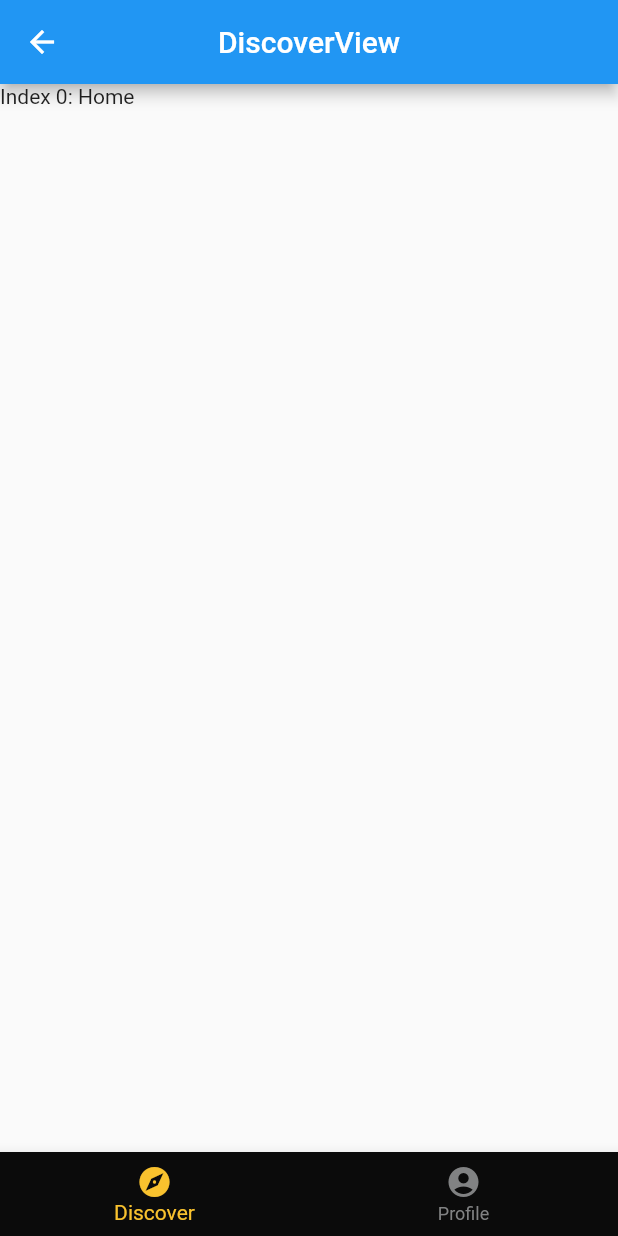
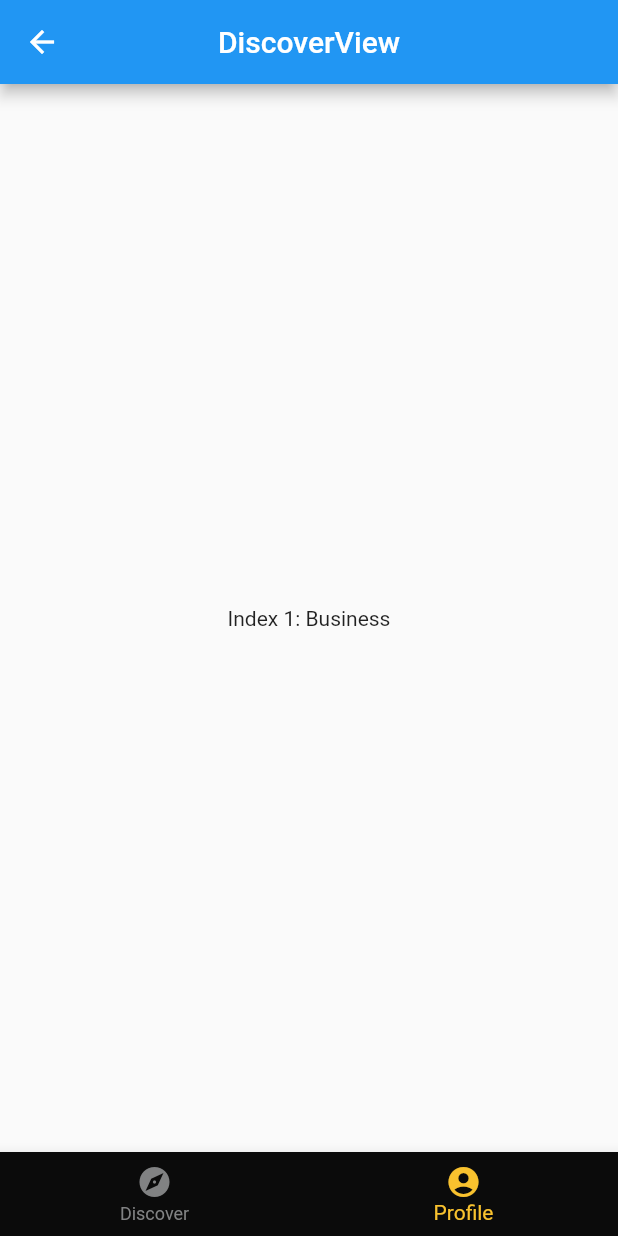
Before and after one commit to hebaea/OpenMovie, a Flutter app: the DiscoverView screen opened by its route, on a phone screen of 412 x 824 dp. Run offline on Flutter 3.47's test engine with Material 2 defaults, Android fonts, the phone set to English and light mode, and no system bars; our stand-ins replace get.

Commit message:
mob next [ci-skip] [ci skip] [skip ci]
lastFile:lib/app/modules/discover/views/discover_view.dart

```diff
--- a/lib/app/modules/discover/controllers/discover_controller.dart
+++ b/lib/app/modules/discover/controllers/discover_controller.dart
@@ -3,9 +3,10 @@ import 'package:get/get.dart';
 class DiscoverController extends GetxController {
   //TODO: Implement DiscoverController
 
-  var selectedIndex = 0.obs;
+  var selectedIndex = 1.obs;
 
   void onItemTapped(int index) {
+    print('index = ' + index.toString());
     selectedIndex.value = index;
   }
 
--- a/lib/app/modules/discover/views/discover_view.dart
+++ b/lib/app/modules/discover/views/discover_view.dart
@@ -41,26 +41,11 @@ class DiscoverView extends GetView<DiscoverController> {
         title: Text('DiscoverView'),
         centerTitle: true,
       ),
-      body: SafeArea(
-        child: IndexedStack(
-          index: controller.selectedIndex.value,
-          children: [
-            Text(
-              'Index 0: Home',
-            ),
-            Text(
-              'Index 1: Business',
-            ),
-          ],
+      body: Obx(
+        () => Center(
+          //_widgetOptions.elementAt(_selectedIndex),
+          child: _widgetOptions.elementAt(controller.selectedIndex.value),
         ),
-        // Center(
-        //   //_widgetOptions.elementAt(_selectedIndex),
-        //   child: _widgetOptions.elementAt(controller.selectedIndex.value),
-        //   // child: Text(
-        //   //   'DiscoverView is working',
-        //   //   style: TextStyle(fontSize: 20),
-        //   // ),
-        // ),
       ),
     );
   }
```
